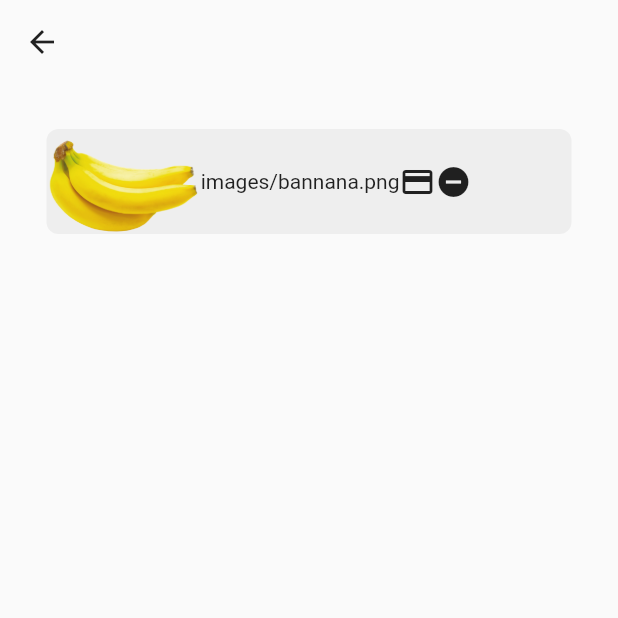
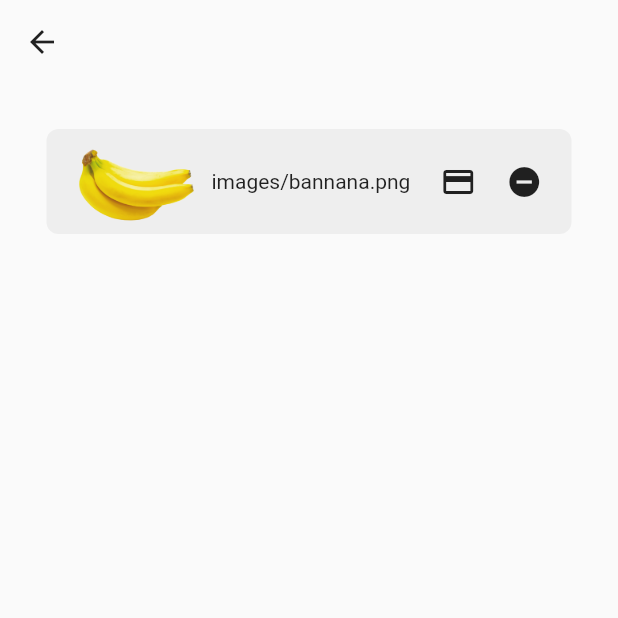
Before and after one commit to Shubbair/Fresh-Garden-App, a Flutter app: the CartScreen screen opened by its route, on a phone screen of 412 x 824 dp, the top half of it. Run offline on Flutter 3.47's test engine with Material 2 defaults, Android fonts, the phone set to English and light mode, and no system bars.

Commit message:
item cart style

```diff
--- a/lib/cart.dart
+++ b/lib/cart.dart
@@ -25,10 +25,10 @@ class CartScreen extends StatelessWidget {
               child:
               Row(
                 children: [
-                  Image.asset('images/bannana.png'),
-                  Text('images/bannana.png'),
-                  Icon(Icons.payment),
-                  Icon(Icons.remove_circle)
+                  Container(width: 80,height: 80, child: Image.asset('images/bannana.png'),margin: EdgeInsets.only(left:20),),
+                  Container(child: Text('images/bannana.png'),margin: EdgeInsets.only(left:10),),
+                  Container(child: Icon(Icons.payment),margin: EdgeInsets.only(left:20),),
+                  Container(child: Icon(Icons.remove_circle),margin: EdgeInsets.only(left:20),)
                 ],
               ),
              decoration: BoxDecoration(
```
